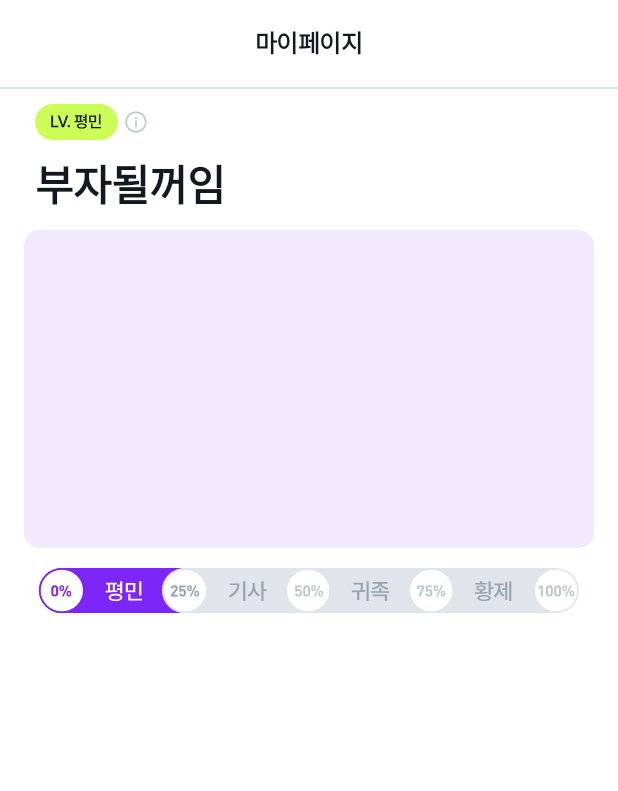
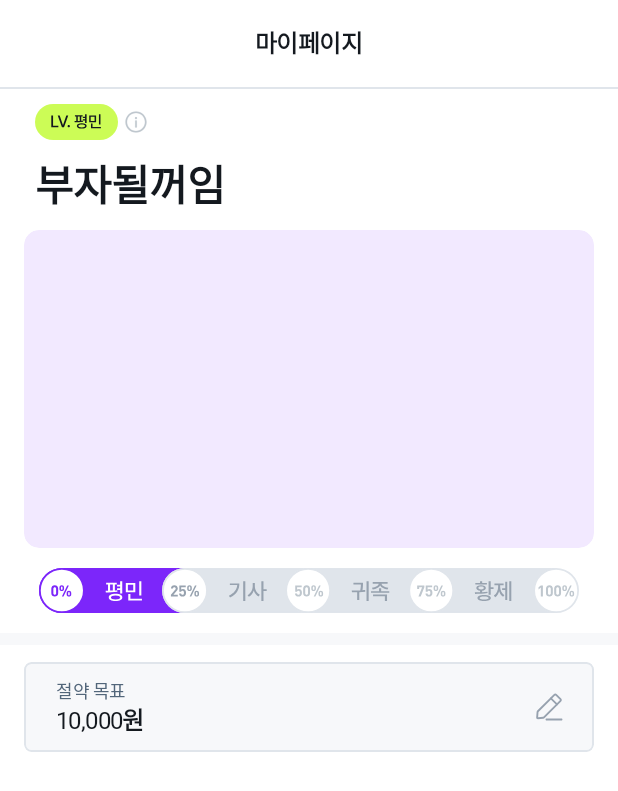
Before and after one commit to team-winey/Winey-AOS, an Android app: the layout fragment_my_page.xml on its own in the app's theme, with its tools: preview values and no code run, on a phone screen of 412 x 824 dp. Shown: the top 791 px of the screen. Run offline under Robolectric (Android 15) with nearby library versions, the phone set to English and light mode, and no system bars.

Commit message:
[ui] #13 목표설정 칸, 버튼 디자인

```diff
--- a/app/src/main/res/layout/fragment_my_page.xml
+++ b/app/src/main/res/layout/fragment_my_page.xml
@@ -85,5 +85,57 @@
             app:layout_constraintEnd_toEndOf="parent"
             app:layout_constraintStart_toStartOf="parent"
             app:layout_constraintTop_toBottomOf="@id/cv_mypage_profile" />
+
+        <View
+            android:id="@+id/v_mypage_line2"
+            android:layout_width="match_parent"
+            android:layout_height="8dp"
+            android:layout_marginTop="13dp"
+            android:background="@color/gray_50"
+            app:layout_constraintTop_toBottomOf="@id/iv_mypage_progressbar" />
+
+        <com.google.android.material.card.MaterialCardView
+            android:id="@+id/cv_mypage_targetmoney"
+            android:layout_width="match_parent"
+            android:layout_height="60dp"
+            android:layout_marginHorizontal="16dp"
+            android:layout_marginTop="11dp"
+            android:backgroundTint="@color/gray_50"
+            app:cardCornerRadius="5dp"
+            app:cardElevation="0dp"
+            app:layout_constraintTop_toBottomOf="@id/v_mypage_line2"
+            app:strokeColor="@color/gray_200"
+            app:strokeWidth="1dp">
+
+            <TextView
+                android:id="@+id/tv_mypage_target"
+                android:layout_width="wrap_content"
+                android:layout_height="wrap_content"
+                android:layout_marginStart="21dp"
+                android:layout_marginTop="10dp"
+                android:text="@string/mypage_target_amount"
+                android:textAppearance="@style/TextAppearance.WINEY.detail_m_12"
+                android:textColor="@color/gray_600" />
+
+            <TextView
+                android:id="@+id/tv_mypage_target_amount"
+                android:layout_width="wrap_content"
+                android:layout_height="wrap_content"
+                android:layout_gravity="bottom"
+                android:layout_marginStart="21dp"
+                android:layout_marginBottom="10dp"
+                android:textAppearance="@style/TextAppearance.WINEY.body_b_16"
+                tools:text="10,000원" />
+
+            <androidx.appcompat.widget.AppCompatImageButton
+                android:id="@+id/btn_mypage_target_edit"
+                android:layout_width="wrap_content"
+                android:layout_height="wrap_content"
+                android:layout_gravity="right"
+                android:background="@android:color/transparent"
+                android:src="@drawable/ic_mypage_edit_btn" />
+
+        </com.google.android.material.card.MaterialCardView>
+
     </androidx.constraintlayout.widget.ConstraintLayout>
 </layout>
```
